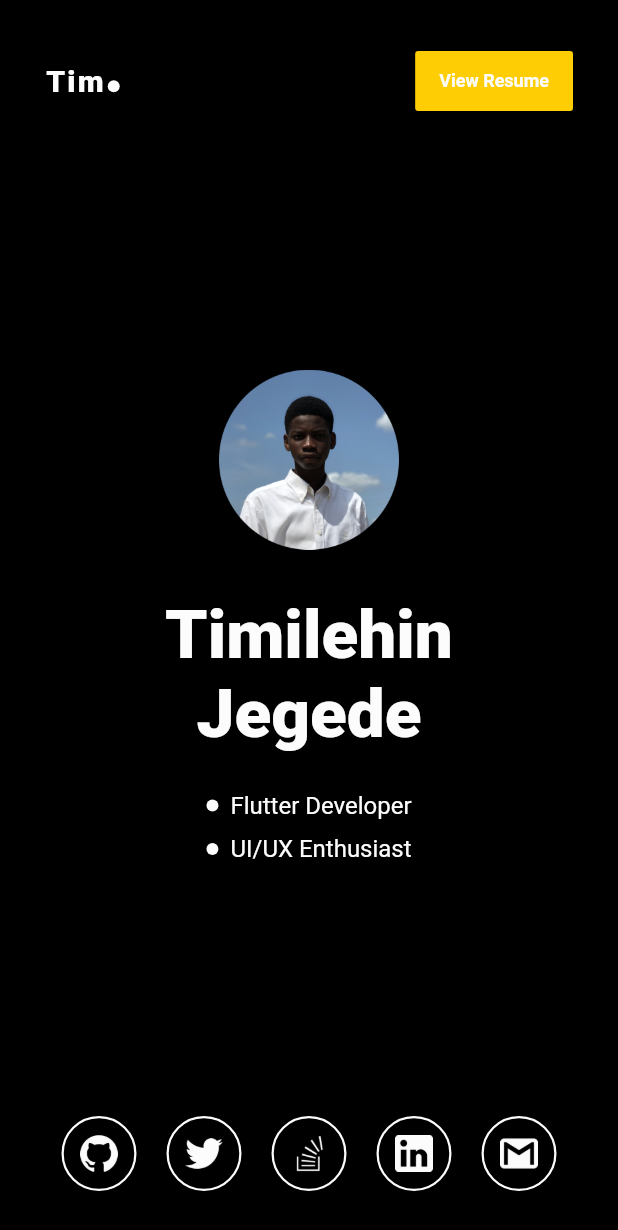
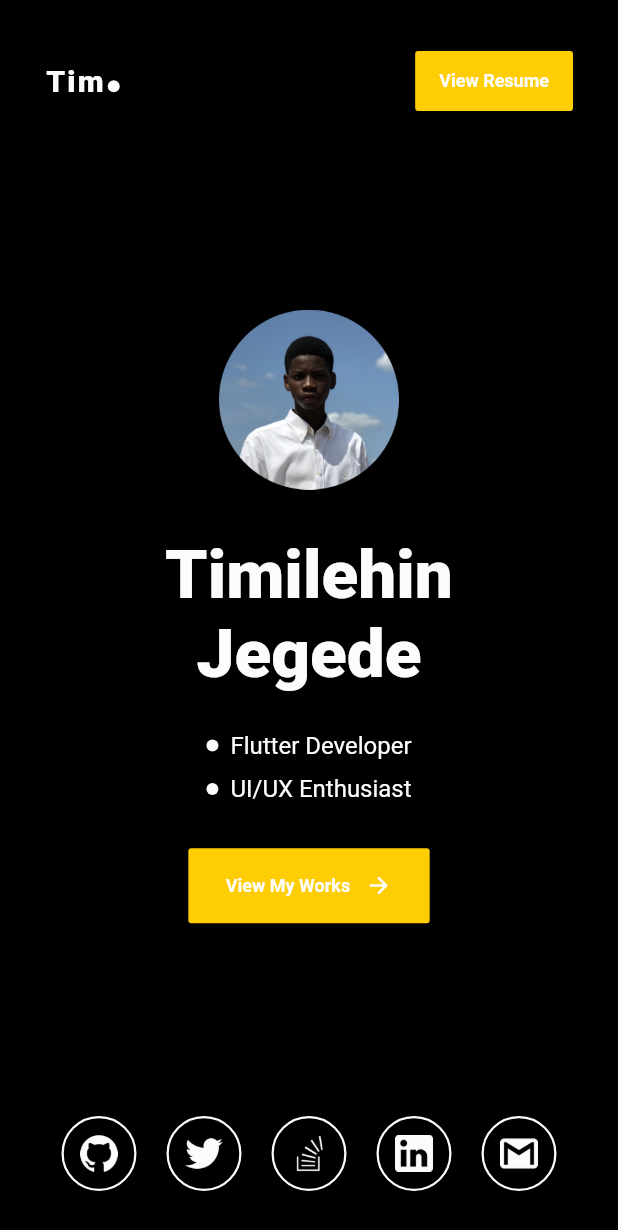
Before and after one commit to timilehinjegede/portfolio, a Flutter app: the screen it shows after launch, on a phone screen of 412 x 824 dp. Shown: the top 1230 px of the screen. Run offline on Flutter 3.47's test engine with Material 2 defaults, Android fonts, the phone set to English and light mode, and no system bars.

Commit message:
✅ updates: add view projects section.

```diff
--- a/lib/ui/views/home/home_screen.dart
+++ b/lib/ui/views/home/home_screen.dart
@@ -119,6 +119,34 @@ class _AboutSection extends StatelessWidget {
             ),
           ],
         ),
+        const YBox(30),
+        FlatButton(
+          height: 50,
+          onPressed: () {
+            launchUrl(url: projectsUrl);
+          },
+          textColor: whiteColor,
+          color: yellowColor,
+          padding: EdgeInsets.symmetric(horizontal: 25),
+          child: Row(
+            mainAxisSize: MainAxisSize.min,
+            children: [
+              Text(
+                viewMyWorks,
+                style: TextStyle(
+                  fontSize: 12,
+                  fontWeight: FontWeight.w700,
+                ),
+              ),
+              const XBox(10),
+              Icon(
+                Icons.arrow_forward_rounded,
+                color: whiteColor,
+                size: 18,
+              ),
+            ],
+          ),
+        ),
       ],
     );
   }
--- a/lib/utils/strings.dart
+++ b/lib/utils/strings.dart
@@ -3,13 +3,22 @@ const String name = 'Timilehin Jegede';
 const String roleOne = 'Flutter Developer';
 const String roleTwo = 'UI/UX Enthusiast';
 const String viewResume = 'View Resume';
+const String viewMyWorks = 'View My Works';
 
 // resume url
 const String resumeUrl = 'https://docs.google.com/document/d/1lGY1BzIwcfHr_GQ5RxLREbBLE4D5UPKicwVDz3MzGhE/edit?usp=sharing';
 const String resumeUrl_v2 = 'https://docs.google.com/document/d/1XGHYJ-nhEsmoWPTxWMaHyat_MmU9Qaan2F6SDUgc_J8/edit?usp=sharing';
+
+// notion projects page
+const String projectsUrl = 'https://cosmic-methane-022.notion.site/My-Works-8f9a7906ae3947e89e3328090ece061a';
 
 // socials url
 const String githubUrl = 'https://github.com/timilehinjegede';
 const String twitterUrl = 'https://twitter.com/timilehinjegede';
 const String stackOverflowUrl = 'https://stackoverflow.com/users/13452640/void?tab=profile';
 const String linkedlnUrl = 'https://www.linkedin.com/in/timilehinjegede/';
+
+// other social urls
+const String codepenUrl = '';
+const String mediumUrl = '';
+const String hashnodeUrl = '';
--- a/lib/utils/theme.dart
+++ b/lib/utils/theme.dart
@@ -9,7 +9,13 @@ const Color lightYellowColor = Color(0xffF8D64F);
 
 // theme
 ThemeData themeData = ThemeData(
-    primaryColor: yellowColor,
-    accentColor: yellowColor,
-    primaryColorLight: lightYellowColor,
-    primaryColorDark: deepYellowColor);
+  primaryColor: yellowColor,
+  accentColor: yellowColor,
+  primaryColorLight: lightYellowColor,
+  primaryColorDark: deepYellowColor,
+);
+
+
+// v2 colors
+// const Color v2BlackColor = Color();
+// const Color v2WhiteColor = Color();
--- a/pubspec.yaml
+++ b/pubspec.yaml
@@ -12,6 +12,8 @@ dependencies:
     sdk: flutter
 
   cupertino_icons: ^1.0.2
+
+  # launching url withing the web application
   url_launcher: ^5.7.10
   url_launcher_web: ^0.1.5+1
 
```
Also changed, not shown: pubspec.lock.
